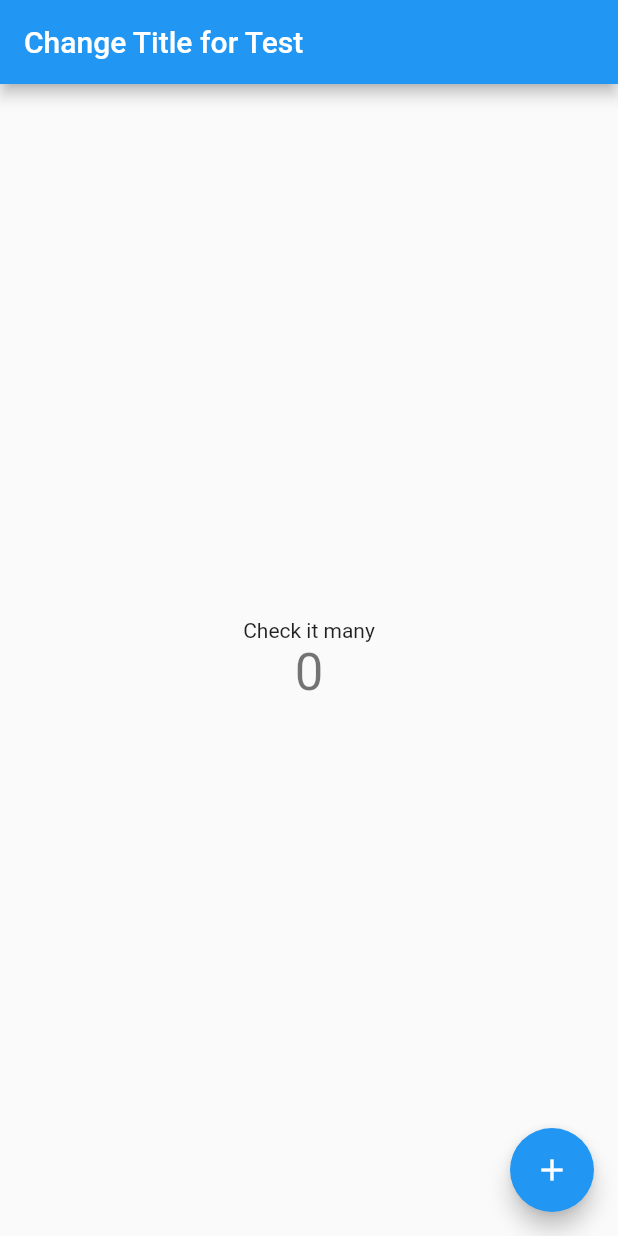
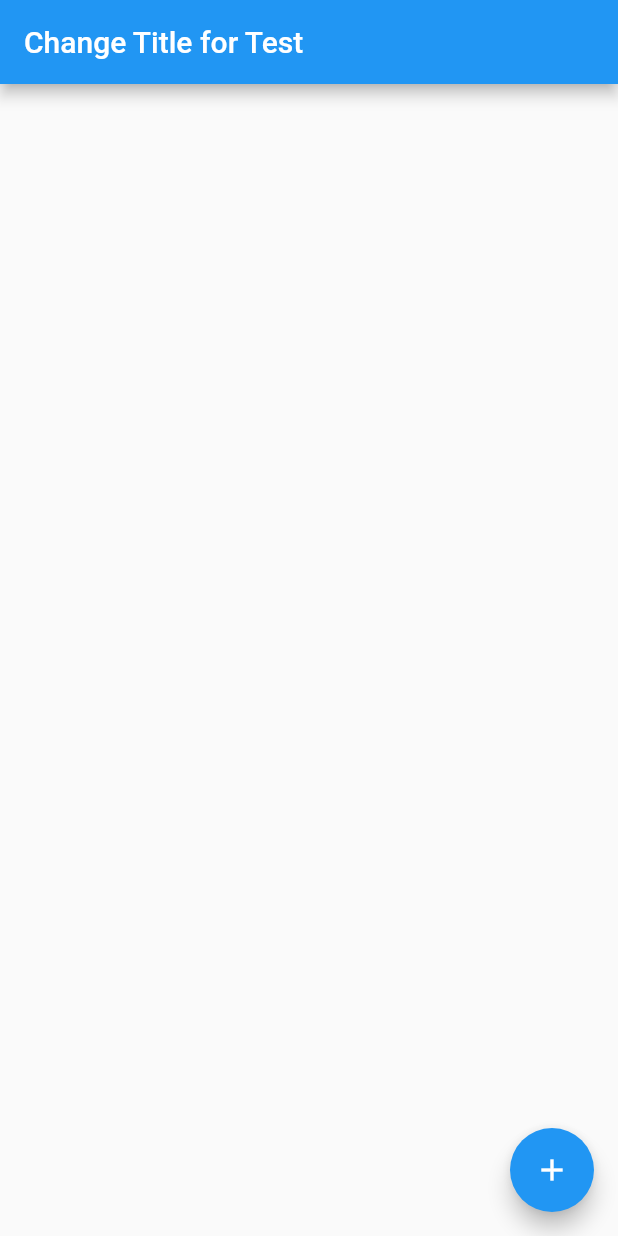
Before and after one commit to MKarimi21/FlutterDartCourse-Seraj, a Flutter app: the screen it shows after launch, on a phone screen of 412 x 824 dp. Run offline on Flutter 3.47's test engine with Material 2 defaults, Android fonts, the phone set to English and light mode, and no system bars.

Commit message:
update main

```diff
--- a/section05rev02/lib/main.dart
+++ b/section05rev02/lib/main.dart
@@ -67,32 +67,7 @@ class _MyHomePageState extends State<MyHomePage> {
       body: Center(
         // Center is a layout widget. It takes a single child and positions it
         // in the middle of the parent.
-        child: Column(
-          // Column is also a layout widget. It takes a list of children and
-          // arranges them vertically. By default, it sizes itself to fit its
-          // children horizontally, and tries to be as tall as its parent.
-          //
-          // Invoke "debug painting" (press "p" in the console, choose the
-          // "Toggle Debug Paint" action from the Flutter Inspector in Android
-          // Studio, or the "Toggle Debug Paint" command in Visual Studio Code)
-          // to see the wireframe for each widget.
-          //
-          // Column has various properties to control how it sizes itself and
-          // how it positions its children. Here we use mainAxisAlignment to
-          // center the children vertically; the main axis here is the vertical
-          // axis because Columns are vertical (the cross axis would be
-          // horizontal).
-          mainAxisAlignment: MainAxisAlignment.center,
-          children: <Widget>[
-            const Text(
-              'Check it many',
-            ),
-            Text(
-              '$_counter',
-              style: Theme.of(context).textTheme.headline4,
-            ),
-          ],
-        ),
+        child: Column(),
       ),
       floatingActionButton: FloatingActionButton(
         onPressed: _navigateToSecondClass,
```
